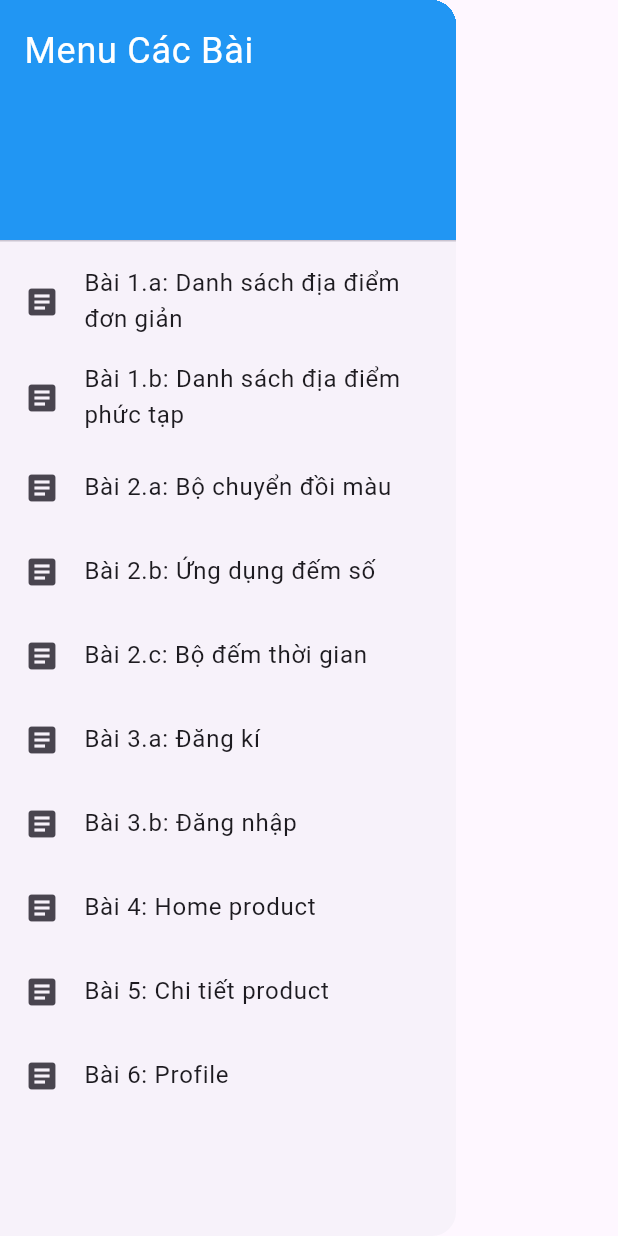
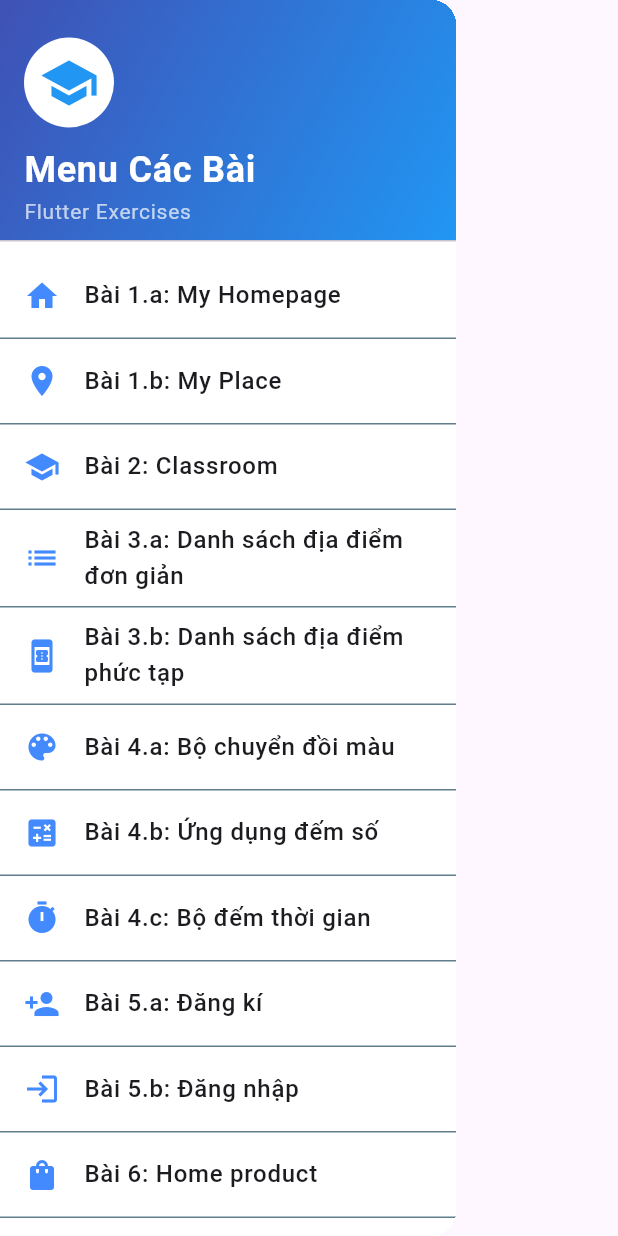
Before and after one commit to Gauu23/Lap_trinh_flutter, a Flutter app: the AppDrawer widget shown alone on an empty page, opened directly, on a phone screen of 412 x 824 dp. Run offline on Flutter 3.47's test engine with Material 3 defaults, Android fonts, the phone set to English and light mode, and no system bars; our stand-ins replace dio; network calls fail.

Commit message:
Update drawer UI and add new screens with back buttons

```diff
--- /dev/null
+++ b/kiemtra/lib/classrom/my_classrom.dart
@@ -0,0 +1,168 @@
+import 'package:flutter/material.dart';
+
+class Course {
+  final String title;
+  final String code;
+  final int studentCount;
+  final String themeAsset;
+
+  Course({
+    required this.title,
+    required this.code,
+    required this.studentCount,
+    required this.themeAsset,
+  });
+}
+
+final List<Course> mockCourses = [
+  Course(
+    title: "XML và ứng dụng - Nhóm 1",
+    code: "2025-2026.1.TIN4583.001",
+    studentCount: 58,
+    themeAsset: 'medal',
+  ),
+  Course(
+    title: "Lập trình ứng dụng cho các thiết bị di động...",
+    code: "2025-2026.1.TIN4403.006",
+    studentCount: 55,
+    themeAsset: 'book',
+  ),
+  Course(
+    title: "Lập trình ứng dụng cho các thiết bị di động...",
+    code: "2025-2026.1.TIN4403.005",
+    studentCount: 52,
+    themeAsset: 'book',
+  ),
+  Course(
+    title: "Lập trình ứng dụng cho các thiết bị di động...",
+    code: "2025-2026.1.TIN4403.004",
+    studentCount: 50,
+    themeAsset: 'cap',
+  ),
+  Course(
+    title: "Lập trình ứng dụng cho các thiết bị di động...",
+    code: "2025-2026.1.TIN4403.003",
+    studentCount: 52,
+    themeAsset: 'medal',
+  ),
+];
+
+class CourseCard extends StatelessWidget {
+  final Course course;
+
+  CourseCard({Key? key, required this.course}) : super(key: key);
+
+  Color _getThemeColor(String asset) {
+    if (asset == 'medal') return Colors.orange.shade700;
+    if (asset == 'book') return Colors.red.shade700;
+    if (asset == 'cap') return Colors.blue.shade700;
+    return Colors.grey.shade700;
+  }
+
+  Widget _getThemeIcon(String asset) {
+    IconData icon = Icons.star;
+    if (asset == 'medal') icon = Icons.emoji_events;
+    if (asset == 'book') icon = Icons.book;
+    if (asset == 'cap') icon = Icons.school;
+    return Positioned(
+      bottom: -30,
+      right: -30,
+      child: Icon(icon, size: 150, color: Colors.white.withOpacity(0.15)),
+    );
+  }
+
+  @override
+  Widget build(BuildContext context) {
+    return Card(
+      margin: const EdgeInsets.symmetric(horizontal: 16.0, vertical: 8.0),
+      shape: RoundedRectangleBorder(borderRadius: BorderRadius.circular(10.0)),
+      elevation: 4,
+      child: Container(
+        // ĐÃ TĂNG CHIỀU CAO TỪ 120 LÊN 128 ĐỂ KHẮC PHỤC LỖI TRÀN 8 PIXELS
+        height: 128,
+        decoration: BoxDecoration(
+          color: _getThemeColor(course.themeAsset),
+          borderRadius: BorderRadius.circular(10.0),
+        ),
+        child: Stack(
+          children: [
+            _getThemeIcon(course.themeAsset),
+            Padding(
+              padding: const EdgeInsets.all(16.0),
+              child: Column(
+                crossAxisAlignment: CrossAxisAlignment.start,
+                children: [
+                  Text(
+                    course.title,
+                    style: const TextStyle(
+                      color: Colors.white,
+                      fontSize: 18,
+                      fontWeight: FontWeight.bold,
+                    ),
+                    maxLines: 2,
+                    overflow: TextOverflow.ellipsis,
+                  ),
+                  const SizedBox(height: 4),
+                  Text(
+                    course.code,
+                    style: TextStyle(
+                      color: Colors.white.withOpacity(0.8),
+                      fontSize: 14,
+                    ),
+                  ),
+                  const Spacer(),
+                  Text(
+                    "${course.studentCount} học viên",
+                    style: TextStyle(
+                      color: Colors.white.withOpacity(0.9),
+                      fontSize: 14,
+                    ),
+                  ),
+                ],
+              ),
+            ),
+
+            const Positioned(
+              top: 4,
+              right: 4,
+              child: Icon(Icons.more_horiz, color: Colors.white),
+            ),
+          ],
+        ),
+      ),
+    );
+  }
+}
+
+class MyClassroom extends StatelessWidget {
+  const MyClassroom({Key? key}) : super(key: key);
+
+  @override
+  Widget build(BuildContext context) {
+    // Để chạy được màn hình này, cần bọc nó trong MaterialApp
+    return MaterialApp(
+      debugShowCheckedModeBanner: false,
+      title: 'My Classroom',
+      home: Scaffold(
+        appBar: AppBar(
+          backgroundColor: Colors.blue.shade700,
+          title: const Text(
+            'Bài 1: My Classroom',
+            style: TextStyle(color: Colors.white),
+          ),
+          leading: IconButton(
+            icon: const Icon(Icons.arrow_back, color: Colors.white),
+            onPressed: () => Navigator.pop(context),
+          ),
+        ),
+        body: ListView.builder(
+          itemCount: mockCourses.length,
+          itemBuilder: (context, index) {
+            final course = mockCourses[index];
+            return CourseCard(course: course);
+          },
+        ),
+      ),
+    );
+  }
+}
--- a/kiemtra/lib/drawer/app_drawer.dart
+++ b/kiemtra/lib/drawer/app_drawer.dart
@@ -10,51 +10,134 @@ import '../dangki/form.dart';
 import '../product_api/home_screens.dart';
 import '../profile/FormLogin.dart';
 import '../chitiet_sp/product_screen.dart';
+import '../classrom/my_classrom.dart';
+import '../myhomepage/my_home_page.dart';
+import '../myplace/myplace.dart';
 
 class AppDrawer extends StatelessWidget {
   AppDrawer({super.key});
 
   // Định nghĩa danh sách các bài (mục menu)
   final List<Map<String, dynamic>> menuItems = [
-    {'title': 'Bài 1.a: Danh sách địa điểm đơn giản','widget': HotelListScreen()},
-    {'title': 'Bài 1.b: Danh sách địa điểm phức tạp','widget': BookingScreen()},
-    {'title': 'Bài 2.a: Bộ chuyển đồi màu', 'widget': ColorChangerScreen()},
-    {'title': 'Bài 2.b: Ứng dụng đếm số', 'widget': CounterApp()},
-    {'title': 'Bài 2.c: Bộ đếm thời gian', 'widget': CountdownScreen()},
-    {'title': 'Bài 3.a: Đăng kí', 'widget': FormScreen()},
-    {'title': 'Bài 3.b: Đăng nhập', 'widget': FormScreenDN()},
-    {'title': 'Bài 4: Home product', 'widget': HomeScreen()},
-    {'title': 'Bài 5: Chi tiết product', 'widget': ProductListScreen()},
-    {'title': 'Bài 6: Profile', 'widget': FormLogin()},
+    {
+      'title': 'Bài 1.a: My Homepage',
+      'icon': Icons.home,
+      'widget': MyHomePage(),
+    },
+    {'title': 'Bài 1.b: My Place', 'icon': Icons.place, 'widget': MyPlace()},
+    {
+      'title': 'Bài 2: Classroom',
+      'icon': Icons.school,
+      'widget': MyClassroom(),
+    },
+    {
+      'title': 'Bài 3.a: Danh sách địa điểm đơn giản',
+      'icon': Icons.list,
+      'widget': HotelListScreen(),
+    },
+    {
+      'title': 'Bài 3.b: Danh sách địa điểm phức tạp',
+      'icon': Icons.book_online,
+      'widget': BookingScreen(),
+    },
+    {
+      'title': 'Bài 4.a: Bộ chuyển đồi màu',
+      'icon': Icons.color_lens,
+      'widget': ColorChangerScreen(),
+    },
+    {
+      'title': 'Bài 4.b: Ứng dụng đếm số',
+      'icon': Icons.calculate,
+      'widget': CounterApp(),
+    },
+    {
+      'title': 'Bài 4.c: Bộ đếm thời gian',
+      'icon': Icons.timer,
+      'widget': CountdownScreen(),
+    },
+    {
+      'title': 'Bài 5.a: Đăng kí',
+      'icon': Icons.person_add,
+      'widget': FormScreen(),
+    },
+    {
+      'title': 'Bài 5.b: Đăng nhập',
+      'icon': Icons.login,
+      'widget': FormScreenDN(),
+    },
+    {
+      'title': 'Bài 6: Home product',
+      'icon': Icons.shopping_bag,
+      'widget': HomeScreen(),
+    },
+    {
+      'title': 'Bài 7: Chi tiết product',
+      'icon': Icons.info,
+      'widget': ProductListScreen(),
+    },
+    {
+      'title': 'Bài 8: Profile',
+      'icon': Icons.account_circle,
+      'widget': FormLogin(),
+    },
     // Thêm các bài khác của bạn vào đây
   ];
 
   @override
   Widget build(BuildContext context) {
     return Drawer(
+      child: Container(
+        color: Colors.white,
         child: ListView(
-        // Rất quan trọng: Loại bỏ padding mặc định của ListView
           padding: EdgeInsets.zero,
           children: <Widget>[
-          // Header của Drawer (Tùy chọn)
-          const DrawerHeader(
-            decoration: BoxDecoration(color: Colors.blue),
-            child: Text(
-              'Menu Các Bài',
-              style: TextStyle(color: Colors.white, fontSize: 24),
+            DrawerHeader(
+              decoration: const BoxDecoration(
+                gradient: LinearGradient(
+                  colors: [Colors.indigo, Colors.blue],
+                  begin: Alignment.topLeft,
+                  end: Alignment.bottomRight,
                 ),
               ),
-
-          // Tạo các mục menu từ danh sách
+              child: const Column(
+                crossAxisAlignment: CrossAxisAlignment.start,
+                mainAxisAlignment: MainAxisAlignment.end,
+                children: [
+                  CircleAvatar(
+                    radius: 30,
+                    backgroundColor: Colors.white,
+                    child: Icon(Icons.school, size: 40, color: Colors.blue),
+                  ),
+                  SizedBox(height: 10),
+                  Text(
+                    'Menu Các Bài',
+                    style: TextStyle(
+                      color: Colors.white,
+                      fontSize: 24,
+                      fontWeight: FontWeight.bold,
+                    ),
+                  ),
+                  Text(
+                    'Flutter Exercises',
+                    style: TextStyle(color: Colors.white70, fontSize: 14),
+                  ),
+                ],
+              ),
+            ),
             ...menuItems.map((item) {
-            return ListTile(
-              leading: const Icon(Icons.article), // Icon tùy chọn
-              title: Text(item['title']),
+              return Column(
+                children: [
+                  ListTile(
+                    leading: Icon(item['icon'], color: Colors.blueAccent),
+                    title: Text(
+                      item['title'],
+                      style: const TextStyle(
+                        fontSize: 16,
+                        fontWeight: FontWeight.w500,
+                      ),
+                    ),
                     onTap: () {
-                // 1. Đóng Drawer trước
                       Navigator.pop(context);
-
-                // 2. Điều hướng đến màn hình nội dung tương ứng
                       Navigator.push(
                         context,
                         MaterialPageRoute(
@@ -62,10 +145,15 @@ class AppDrawer extends StatelessWidget {
                         ),
                       );
                     },
+                  ),
+                  if (item != menuItems.last)
+                    const Divider(height: 1, color: Colors.blueGrey),
+                ],
               );
             }).toList(),
           ],
         ),
+      ),
     );
   }
 }
```
Also changed, not shown: kiemtra/lib/myhomepage/my_home_page.dart (added, +43 -0 lines), kiemtra/lib/myplace/myplace.dart (added, +101 -0 lines). Lines whose indentation alone changed are shown as unchanged.
